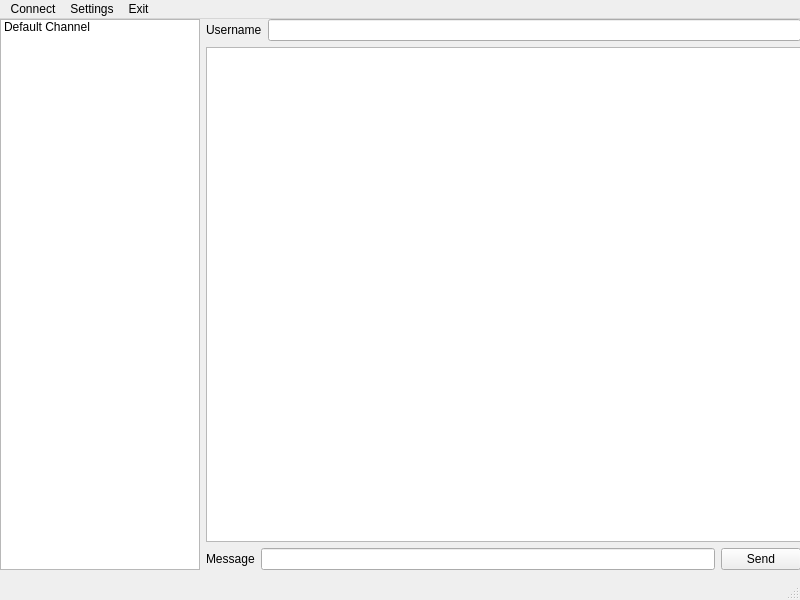
This is qt/main_window.ui in Devanand-Sharma/network_project as Qt 5 draws it before an edit. The edited form follows.
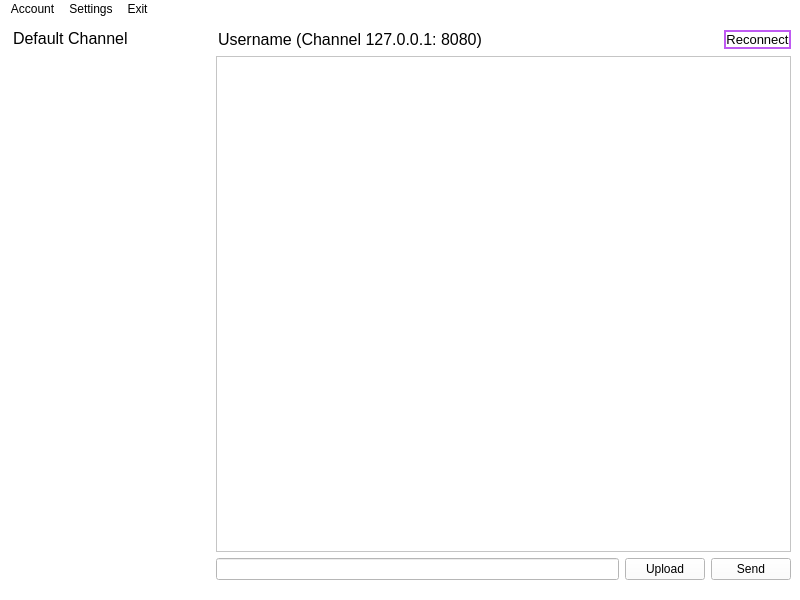
This is the edited form. Icons and pictures are not drawn.

```diff
--- a/qt/main_window.ui
+++ b/qt/main_window.ui
@@ -13,6 +13,16 @@
   <property name="windowTitle">
    <string>QtChat</string>
   </property>
+  <property name="windowIcon">
+   <iconset resource="assets.qrc">
+    <normaloff>:/main_prefix/message-3-fill.png</normaloff>:/main_prefix/message-3-fill.png</iconset>
+  </property>
+  <property name="windowOpacity">
+   <double>0.960000000000000</double>
+  </property>
+  <property name="styleSheet">
+   <string notr="true">background: #fff;</string>
+  </property>
   <widget class="QWidget" name="centralwidget">
    <widget class="QWidget" name="horizontalLayoutWidget">
     <property name="geometry">
@@ -20,10 +30,22 @@
       <x>0</x>
       <y>0</y>
       <width>801</width>
-      <height>551</height>
+      <height>571</height>
      </rect>
     </property>
     <layout class="QHBoxLayout" name="horizontalLayout" stretch="0,0">
+     <property name="leftMargin">
+      <number>10</number>
+     </property>
+     <property name="topMargin">
+      <number>10</number>
+     </property>
+     <property name="rightMargin">
+      <number>10</number>
+     </property>
+     <property name="bottomMargin">
+      <number>10</number>
+     </property>
      <item>
       <widget class="QListWidget" name="listWidget">
        <property name="maximumSize">
@@ -32,6 +54,15 @@
          <height>16777215</height>
         </size>
        </property>
+       <property name="font">
+        <font>
+         <pointsize>12</pointsize>
+        </font>
+       </property>
+       <property name="styleSheet">
+        <string notr="true">border: none;
+font-size: 9;</string>
+       </property>
        <item>
         <property name="text">
          <string>Default Channel</string>
@@ -44,32 +75,73 @@
        <item>
         <layout class="QHBoxLayout" name="horizontalLayout_3">
          <item>
-          <widget class="QLabel" name="label_2">
+          <widget class="QLineEdit" name="account_info">
+           <property name="font">
+            <font>
+             <pointsize>12</pointsize>
+            </font>
+           </property>
+           <property name="styleSheet">
+            <string notr="true">border: none</string>
+           </property>
            <property name="text">
-            <string>Username</string>
+            <string>Username (Channel 127.0.0.1: 8080)</string>
+           </property>
+           <property name="readOnly">
+            <bool>true</bool>
            </property>
           </widget>
          </item>
          <item>
-          <widget class="QLineEdit" name="username"/>
+          <widget class="QPushButton" name="reconnect">
+           <property name="font">
+            <font>
+             <pointsize>10</pointsize>
+            </font>
+           </property>
+           <property name="styleSheet">
+            <string notr="true">#reconnect {
+	border: 2px solid #bf5af2;
+	border-radius: 1em;
+	padding: .3em;
+}</string>
+           </property>
+           <property name="text">
+            <string>Reconnect</string>
+           </property>
+           <property name="icon">
+            <iconset resource="assets.qrc">
+             <normaloff>:/main_prefix/refresh-line.png</normaloff>:/main_prefix/refresh-line.png</iconset>
+           </property>
+          </widget>
          </item>
         </layout>
        </item>
        <item>
-        <widget class="QTextEdit" name="textEdit"/>
+        <widget class="QTextEdit" name="textEdit">
+         <property name="font">
+          <font>
+           <pointsize>12</pointsize>
+          </font>
+         </property>
+        </widget>
        </item>
        <item>
         <layout class="QHBoxLayout" name="horizontalLayout_2">
-         <item>
-          <widget class="QLabel" name="label">
-           <property name="text">
-            <string>Message</string>
-           </property>
-          </widget>
-         </item>
          <item>
           <widget class="QLineEdit" name="lineEdit"/>
          </item>
+         <item>
+          <widget class="QPushButton" name="upload">
+           <property name="text">
+            <string>Upload</string>
+           </property>
+           <property name="icon">
+            <iconset resource="assets.qrc">
+             <normaloff>:/main_prefix/attachment-2.png</normaloff>:/main_prefix/attachment-2.png</iconset>
+           </property>
+          </widget>
+         </item>
          <item>
           <widget class="QPushButton" name="send">
            <property name="text">
@@ -95,7 +167,7 @@
    </property>
    <widget class="QMenu" name="menuFile">
     <property name="title">
-     <string>Connect</string>
+     <string>Account</string>
     </property>
    </widget>
    <widget class="QMenu" name="menuSettings">
@@ -112,7 +184,6 @@
    <addaction name="menuSettings"/>
    <addaction name="menuExit"/>
   </widget>
-  <widget class="QStatusBar" name="statusbar"/>
   <action name="actionSettings">
    <property name="text">
     <string>Settings</string>
```
Left out of the diff: 25 changed lines with no effect on the pictures.
